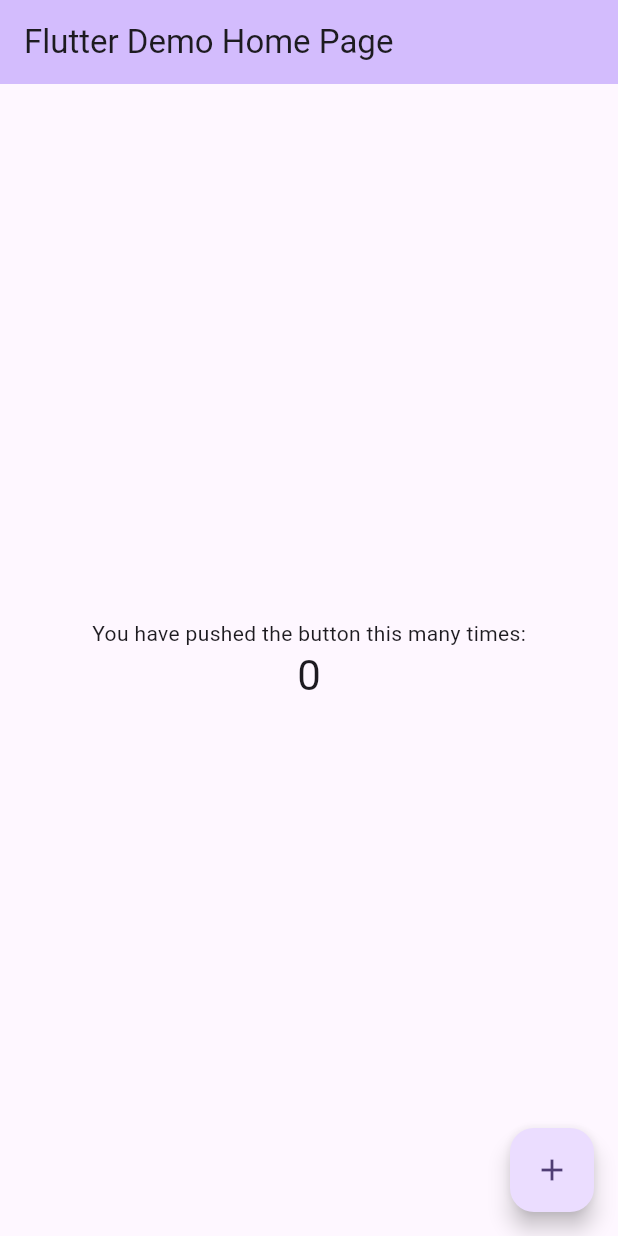
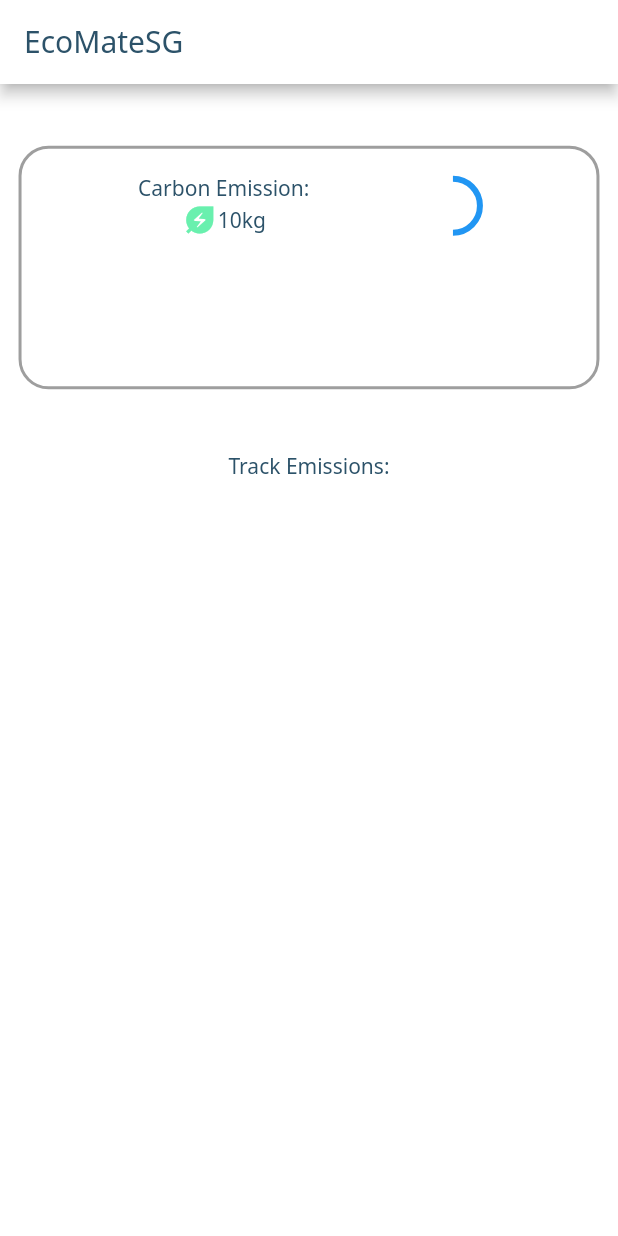
Before and after one commit to jicsontoh/EcoMateSG, a Flutter app: the screen it shows after launch, on a phone screen of 412 x 824 dp. Run offline on Flutter 3.47's test engine with Material 2 defaults, Android fonts, the phone set to English and light mode, and no system bars; our stand-ins replace simple_circular_progress_bar; missing offline and left inert: circular_chart_flutter.

Commit message:
Draft Template Commit

```diff
--- /dev/null
+++ b/lib/home_page.dart
@@ -0,0 +1,292 @@
+import 'package:ecomatesg/Icons/change_color.dart';
+import 'package:flutter/material.dart';
+import 'dart:math';
+import 'package:circular_chart_flutter/circular_chart_flutter.dart';
+import 'package:simple_circular_progress_bar/simple_circular_progress_bar.dart';
+
+class HomePage extends StatefulWidget {
+  const HomePage({Key? key}) : super(key: key);
+
+  @override
+  State<HomePage> createState() => _HomePageState();
+}
+
+class _HomePageState extends State<HomePage> {
+  static const textColour = Color.fromARGB(255, 44, 82, 105);
+  double deviceHeight(BuildContext context) => MediaQuery.of(context).size.height;
+  double deviceWidth(BuildContext context) => MediaQuery.of(context).size.width;
+  final GlobalKey<AnimatedCircularChartState> _chartKey = new GlobalKey<AnimatedCircularChartState>();
+
+  var colorIdx = 0;
+  var iconIdx = 0;
+  var iconIdx2 = 0;
+  var iconIdx3 = 0;
+
+  var colors = [
+    Colors.cyan,
+    Colors.redAccent,
+    Colors.lightGreenAccent,
+    Colors.yellow,
+    Colors.grey,
+    Colors.purpleAccent,
+    Colors.teal,
+    Colors.deepPurple,
+    Colors.deepOrange,
+  ];
+
+  var icons = [
+    Icons.apartment_outlined,
+    Icons.app_blocking_rounded,
+    Icons.access_alarm_rounded,
+    Icons.backpack,
+    Icons.backspace_rounded,
+    Icons.accessibility,
+    Icons.connect_without_contact_sharp,
+    Icons.construction_sharp,
+    Icons.add_a_photo,
+    Icons.ac_unit_outlined
+  ];
+
+  var text = [
+    'Apartment',
+    'Blocking',
+    'Alarm',
+    'Backpack',
+    'Backspace',
+    'Accessibility',
+    'Connect',
+    'Construction',
+    'Photo',
+    'Aircon',
+  ];
+
+  var change = false;
+
+  @override
+  Widget build(BuildContext context) {
+    return MaterialApp(
+        title: 'Flutter Demo App 2',
+        home: Scaffold(
+          appBar: AppBar(
+            title: const Text('EcoMateSG',
+              style: TextStyle(color: textColour,
+                fontFamily: 'NotoSans')),
+            backgroundColor: Colors.white,
+          ),
+          body: buildContent(),
+        ));
+  }
+
+  Widget buildContent() {
+    return Container(
+      color: Colors.white,
+      child: Column(
+          mainAxisAlignment: MainAxisAlignment.start,
+          children: [
+          // Top Dashboard
+          Container(
+          decoration: BoxDecoration(
+            border: Border.all(width: 2, color: Colors.black38),
+            borderRadius: const BorderRadius.all(Radius.circular(20)),
+          ),
+          // alignment: Alignment.topCenter,
+          margin: EdgeInsets.only(top: deviceHeight(context) * 0.05,
+              bottom: deviceHeight(context) * 0.05,
+              left: deviceWidth(context) * 0.03,
+              right: deviceWidth(context) * 0.03,
+          ),
+          padding: EdgeInsets.only(
+            top: deviceHeight(context) * 0.02,
+          bottom: deviceHeight(context) * 0.12,
+          // left: deviceWidth(context) * 0.1,
+          // right: deviceWidth(context) * 0.1,
+          ),
+          child: const Row(
+            mainAxisAlignment: MainAxisAlignment.spaceEvenly,
+            children: [
+              Column(
+                children: [
+                  Text('Carbon Emission:',
+                      style: TextStyle(color: textColour,
+                          fontFamily: 'NotoSans')),
+                  Row(
+                    mainAxisAlignment: MainAxisAlignment.spaceBetween,
+                    children: [
+                      Icon(
+                        Icons.energy_savings_leaf,
+                        color: Colors.greenAccent,
+                      ),
+                      Text('10kg',
+                          style: TextStyle(color: textColour,
+                              fontFamily: 'NotoSans')),
+                    ],
+                  )
+                ],
+              ),
+              CircularProgressIndicator(
+                value: 0.5,
+                semanticsLabel: 'Circular progress indicator',
+                semanticsValue: "Test",
+              ),
+            ]
+          ),
+        ),
+            const Text('Track Emissions:',
+                style: TextStyle(color: textColour,
+                    fontFamily: 'NotoSans')),
+        // Row(
+        //   mainAxisAlignment: MainAxisAlignment.spaceEvenly,
+        //   crossAxisAlignment: CrossAxisAlignment.center,
+        //   children: [
+        //     Column(children: [
+        //       Icon(icons[(iconIdx)]),
+        //       Container(
+        //         child: Text(text[(iconIdx)]),
+        //       ),
+        //     ]),
+        //     Column(children: [
+        //       Icon(icons[(iconIdx2)]),
+        //       Container(
+        //         child: Text(text[(iconIdx2)]),
+        //       ),
+        //     ]),
+        //     Column(children: [
+        //       Icon(icons[(iconIdx3)]),
+        //       Container(
+        //         child: Text(text[(iconIdx3)]),
+        //       ),
+        //     ])
+        //   ],
+        // ),
+        // Row(
+        //   mainAxisAlignment: MainAxisAlignment.center,
+        //   crossAxisAlignment: CrossAxisAlignment.center,
+        //   children: [
+        //     TextButton(onPressed: _changeColor,
+        //         style: ButtonStyle(
+        //           shape: MaterialStateProperty.all(
+        //               RoundedRectangleBorder(borderRadius: BorderRadius.circular(10))),
+        //           // backgroundColor: Colors.teal,
+        //         ),
+        //         child: Column(children: [
+        //           Icon(
+        //             Icons.swap_horizontal_circle_outlined,
+        //             color: Colors.black,
+        //           ),
+        //           Text(
+        //             'Change Color',
+        //             style: TextStyle(color: Colors.black),
+        //           ),
+        //         ])),
+        //     TextButton(onPressed: _changeWidgets,
+        //         style: ButtonStyle(
+        //           shape: MaterialStateProperty.all(
+        //               RoundedRectangleBorder(borderRadius: BorderRadius.circular(10))),
+        //           // backgroundColor: Colors.teal,
+        //         ),
+        //         child: Column(children: [
+        //           Icon(
+        //             Icons.swap_calls,
+        //             color: Colors.black,
+        //           ),
+        //           Text(
+        //             'Change Widgets',
+        //             style: TextStyle(color: Colors.black),
+        //           ),
+        //         ])),
+        //   ],
+        // )
+      ]),
+    );
+  }
+
+  // Widget progressBar() {
+  //   return AnimatedCircularChart(
+  //     key: _chartKey,
+  //     size: _chartSize,
+  //     initialChartData: <CircularStackEntry>[
+  //       CircularStackEntry(
+  //         <CircularSegmentEntry>[
+  //           CircularSegmentEntry(
+  //             33.33,
+  //             Colors.blue[400],
+  //             rankKey: 'completed',
+  //           ),
+  //           CircularSegmentEntry(
+  //             66.67,
+  //             Colors.blueGrey[600],
+  //             rankKey: 'remaining',
+  //           ),
+  //         ],
+  //         rankKey: 'progress',
+  //       ),
+  //     ],
+  //     chartType: CircularChartType.Radial,
+  //     percentageValues: true,
+  //     holeLabel: '1/3',
+  //     labelStyle: TextStyle(
+  //       color: Colors.blueGrey[600],
+  //       fontWeight: FontWeight.bold,
+  //       fontSize: 24.0,
+  //     ),
+  //   );
+  // }
+
+  void _changeWidgets() {
+    setState(() {
+      var rng = Random();
+      var cur = iconIdx;
+      iconIdx = rng.nextInt(icons.length);
+      iconIdx2 = rng.nextInt(icons.length);
+      iconIdx3 = rng.nextInt(icons.length);
+      // while(cur == iconIdx) {
+      //   iconIdx = rng.nextInt(icons.length);
+      // }
+    });
+  }
+
+  void _changeColor() {
+    setState(() {
+      var rng = Random();
+      var cur = colorIdx;
+      while(cur == colorIdx) {
+        colorIdx = rng.nextInt(colors.length);
+      }
+    });
+  }
+
+
+  Widget _buildList() {
+    return ListView(
+      children: [
+        _tile('CineArts at the Empire', '85 W Portal Ave', Icons.theaters),
+        _tile('The Castro Theater', '429 Castro St', Icons.theaters),
+        _tile('Alamo Drafthouse Cinema', '2550 Mission St', Icons.theaters),
+        _tile('Roxie Theater', '3117 16th St', Icons.theaters),
+        _tile('United Artists Stonestown Twin', '501 Buckingham Way',
+            Icons.theaters),
+        _tile('AMC Metreon 16', '135 4th St #3000', Icons.theaters),
+        const Divider(),
+        _tile('K\'s Kitchen', '757 Monterey Blvd', Icons.restaurant),
+        _tile('Emmy\'s Restaurant', '1923 Ocean Ave', Icons.restaurant),
+        _tile('Chaiya Thai Restaurant', '272 Claremont Blvd', Icons.restaurant),
+        _tile('La Ciccia', '291 30th St', Icons.restaurant),
+      ],
+    );
+  }
+
+  ListTile _tile(String title, String subtitle, IconData icon) {
+    return ListTile(
+      title: Text(title,
+          style: const TextStyle(
+            fontWeight: FontWeight.w500,
+            fontSize: 20,
+          )),
+      subtitle: Text(subtitle),
+      leading: Icon(
+        icon,
+        color: Colors.blue[500],
+      ),
+    );
+  }
+}
--- a/lib/main.dart
+++ b/lib/main.dart
@@ -1,125 +1,20 @@
+import 'package:ecomatesg/home_page.dart';
 import 'package:flutter/material.dart';
 
 void main() {
-  runApp(const MyApp());
+  runApp(App());
 }
 
-class MyApp extends StatelessWidget {
-  const MyApp({super.key});
-
-  // This widget is the root of your application.
+class App extends StatelessWidget {
+  // const App({Key? key}) : super(key: key);
   @override
   Widget build(BuildContext context) {
     return MaterialApp(
-      title: 'Flutter Demo',
-      theme: ThemeData(
-        // This is the theme of your application.
-        //
-        // TRY THIS: Try running your application with "flutter run". You'll see
-        // the application has a blue toolbar. Then, without quitting the app,
-        // try changing the seedColor in the colorScheme below to Colors.green
-        // and then invoke "hot reload" (save your changes or press the "hot
-        // reload" button in a Flutter-supported IDE, or press "r" if you used
-        // the command line to start the app).
-        //
-        // Notice that the counter didn't reset back to zero; the application
-        // state is not lost during the reload. To reset the state, use hot
-        // restart instead.
-        //
-        // This works for code too, not just values: Most code changes can be
-        // tested with just a hot reload.
-        colorScheme: ColorScheme.fromSeed(seedColor: Colors.deepPurple),
-        useMaterial3: true,
+      title: "EcoMateSG App",
+      theme:  ThemeData(
+        primarySwatch: Colors.grey,
       ),
-      home: const MyHomePage(title: 'Flutter Demo Home Page'),
+      home: HomePage(),
     );
   }
 }
-
-class MyHomePage extends StatefulWidget {
-  const MyHomePage({super.key, required this.title});
-
-  // This widget is the home page of your application. It is stateful, meaning
-  // that it has a State object (defined below) that contains fields that affect
-  // how it looks.
-
-  // This class is the configuration for the state. It holds the values (in this
-  // case the title) provided by the parent (in this case the App widget) and
-  // used by the build method of the State. Fields in a Widget subclass are
-  // always marked "final".
-
-  final String title;
-
-  @override
-  State<MyHomePage> createState() => _MyHomePageState();
-}
-
-class _MyHomePageState extends State<MyHomePage> {
-  int _counter = 0;
-
-  void _incrementCounter() {
-    setState(() {
-      // This call to setState tells the Flutter framework that something has
-      // changed in this State, which causes it to rerun the build method below
-      // so that the display can reflect the updated values. If we changed
-      // _counter without calling setState(), then the build method would not be
-      // called again, and so nothing would appear to happen.
-      _counter++;
-    });
-  }
-
-  @override
-  Widget build(BuildContext context) {
-    // This method is rerun every time setState is called, for instance as done
-    // by the _incrementCounter method above.
-    //
-    // The Flutter framework has been optimized to make rerunning build methods
-    // fast, so that you can just rebuild anything that needs updating rather
-    // than having to individually change instances of widgets.
-    return Scaffold(
-      appBar: AppBar(
-        // TRY THIS: Try changing the color here to a specific color (to
-        // Colors.amber, perhaps?) and trigger a hot reload to see the AppBar
-        // change color while the other colors stay the same.
-        backgroundColor: Theme.of(context).colorScheme.inversePrimary,
-        // Here we take the value from the MyHomePage object that was created by
-        // the App.build method, and use it to set our appbar title.
-        title: Text(widget.title),
-      ),
-      body: Center(
-        // Center is a layout widget. It takes a single child and positions it
-        // in the middle of the parent.
-        child: Column(
-          // Column is also a layout widget. It takes a list of children and
-          // arranges them vertically. By default, it sizes itself to fit its
-          // children horizontally, and tries to be as tall as its parent.
-          //
-          // Column has various properties to control how it sizes itself and
-          // how it positions its children. Here we use mainAxisAlignment to
-          // center the children vertically; the main axis here is the vertical
-          // axis because Columns are vertical (the cross axis would be
-          // horizontal).
-          //
-          // TRY THIS: Invoke "debug painting" (choose the "Toggle Debug Paint"
-          // action in the IDE, or press "p" in the console), to see the
-          // wireframe for each widget.
-          mainAxisAlignment: MainAxisAlignment.center,
-          children: <Widget>[
-            const Text(
-              'You have pushed the button this many times:',
-            ),
-            Text(
-              '$_counter',
-              style: Theme.of(context).textTheme.headlineMedium,
-            ),
-          ],
-        ),
-      ),
-      floatingActionButton: FloatingActionButton(
-        onPressed: _incrementCounter,
-        tooltip: 'Increment',
-        child: const Icon(Icons.add),
-      ), // This trailing comma makes auto-formatting nicer for build methods.
-    );
-  }
-}
```
Also changed, not shown: lib/Icons/change_color.dart (added, +69 -0 lines), pubspec.yaml (+8 -6 lines), assets/NotoSans-Light.ttf (added), assets/NotoSans-Regular.ttf (added), pubspec.lock, 1 other file.
